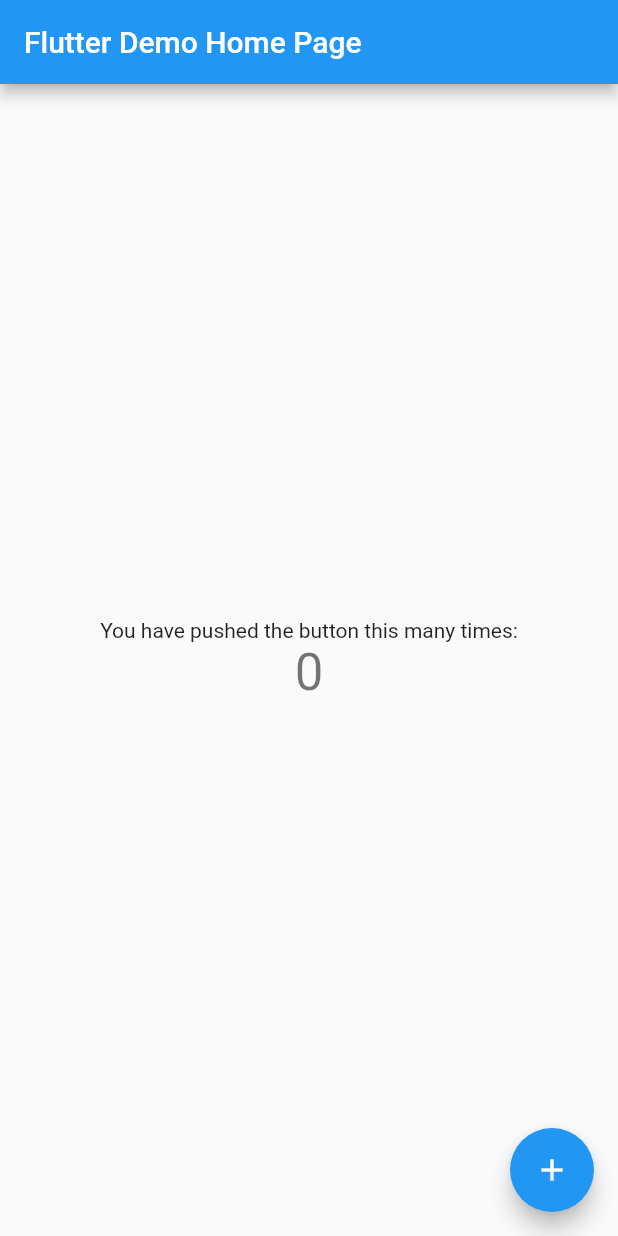
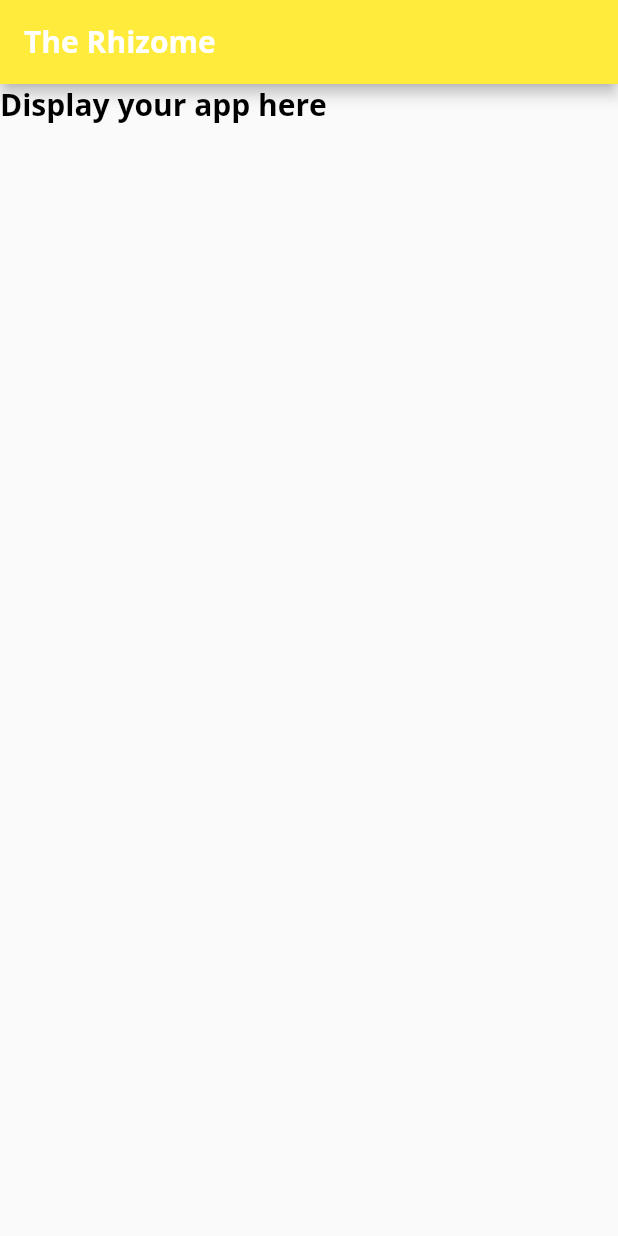
Before and after one commit to Emperor-Group/gingersystem, a Flutter app: the screen it shows after launch, on a phone screen of 412 x 824 dp. Run offline on Flutter 3.47's test engine with Material 2 defaults, Android fonts, the phone set to English and light mode, and no system bars.

Commit message:
Theming and main widget

```diff
--- a/lib/main.dart
+++ b/lib/main.dart
@@ -1,111 +1,54 @@
 import 'package:flutter/material.dart';
 
-void main() => runApp(MyApp());
+void main() => runApp(Rhizome());
 
-class MyApp extends StatelessWidget {
-  // This widget is the root of your application.
+class Rhizome extends StatelessWidget {
+  const Rhizome({Key key}) : super(key: key);
+
   @override
   Widget build(BuildContext context) {
     return MaterialApp(
-      title: 'Flutter Demo',
+      debugShowCheckedModeBanner: false,
+      home: TheRhizomeApp(),
       theme: ThemeData(
-        // This is the theme of your application.
-        //
-        // Try running your application with "flutter run". You'll see the
-        // application has a blue toolbar. Then, without quitting the app, try
-        // changing the primarySwatch below to Colors.green and then invoke
-        // "hot reload" (press "r" in the console where you ran "flutter run",
-        // or simply save your changes to "hot reload" in a Flutter IDE).
-        // Notice that the counter didn't reset back to zero; the application
-        // is not restarted.
-        primarySwatch: Colors.blue,
+        primarySwatch: Colors.yellow,
+        accentColor: Colors.yellowAccent[700],
+        primaryTextTheme: TextTheme(
+          title: TextStyle(
+            color: Colors.black,
+            fontWeight: FontWeight.bold,
+            fontFamily: 'OpenSans',
+          ),
+        ),
+        fontFamily: 'Quicksand',
+        appBarTheme: AppBarTheme(
+          textTheme: TextTheme(
+            title: TextStyle(
+              color: Colors.white,
+              fontWeight: FontWeight.bold,
+              fontFamily: 'OpenSans',
+              fontSize: 20,
+            ),
+          ),
+        ),
       ),
-      home: MyHomePage(title: 'Flutter Demo Home Page'),
     );
   }
 }
 
-class MyHomePage extends StatefulWidget {
-  MyHomePage({Key key, this.title}) : super(key: key);
-
-  // This widget is the home page of your application. It is stateful, meaning
-  // that it has a State object (defined below) that contains fields that affect
-  // how it looks.
-
-  // This class is the configuration for the state. It holds the values (in this
-  // case the title) provided by the parent (in this case the App widget) and
-  // used by the build method of the State. Fields in a Widget subclass are
-  // always marked "final".
-
-  final String title;
-
-  @override
-  _MyHomePageState createState() => _MyHomePageState();
-}
-
-class _MyHomePageState extends State<MyHomePage> {
-  int _counter = 0;
-
-  void _incrementCounter() {
-    setState(() {
-      // This call to setState tells the Flutter framework that something has
-      // changed in this State, which causes it to rerun the build method below
-      // so that the display can reflect the updated values. If we changed
-      // _counter without calling setState(), then the build method would not be
-      // called again, and so nothing would appear to happen.
-      _counter++;
-    });
-  }
+class TheRhizomeApp extends StatelessWidget {
+  const TheRhizomeApp({Key key}) : super(key: key);
 
   @override
   Widget build(BuildContext context) {
-    // This method is rerun every time setState is called, for instance as done
-    // by the _incrementCounter method above.
-    //
-    // The Flutter framework has been optimized to make rerunning build methods
-    // fast, so that you can just rebuild anything that needs updating rather
-    // than having to individually change instances of widgets.
     return Scaffold(
       appBar: AppBar(
-        // Here we take the value from the MyHomePage object that was created by
-        // the App.build method, and use it to set our appbar title.
-        title: Text(widget.title),
+        title: Text('The Rhizome'),
       ),
-      body: Center(
-        // Center is a layout widget. It takes a single child and positions it
-        // in the middle of the parent.
-        child: Column(
-          // Column is also a layout widget. It takes a list of children and
-          // arranges them vertically. By default, it sizes itself to fit its
-          // children horizontally, and tries to be as tall as its parent.
-          //
-          // Invoke "debug painting" (press "p" in the console, choose the
-          // "Toggle Debug Paint" action from the Flutter Inspector in Android
-          // Studio, or the "Toggle Debug Paint" command in Visual Studio Code)
-          // to see the wireframe for each widget.
-          //
-          // Column has various properties to control how it sizes itself and
-          // how it positions its children. Here we use mainAxisAlignment to
-          // center the children vertically; the main axis here is the vertical
-          // axis because Columns are vertical (the cross axis would be
-          // horizontal).
-          mainAxisAlignment: MainAxisAlignment.center,
-          children: <Widget>[
-            Text(
-              'You have pushed the button this many times:',
-            ),
-            Text(
-              '$_counter',
-              style: Theme.of(context).textTheme.display1,
-            ),
-          ],
-        ),
+      body: Text(
+        "Display your app here",
+        style: Theme.of(context).primaryTextTheme.title,
       ),
-      floatingActionButton: FloatingActionButton(
-        onPressed: _incrementCounter,
-        tooltip: 'Increment',
-        child: Icon(Icons.add),
-      ), // This trailing comma makes auto-formatting nicer for build methods.
     );
   }
 }
```
Also changed, not shown: 1 other file.
